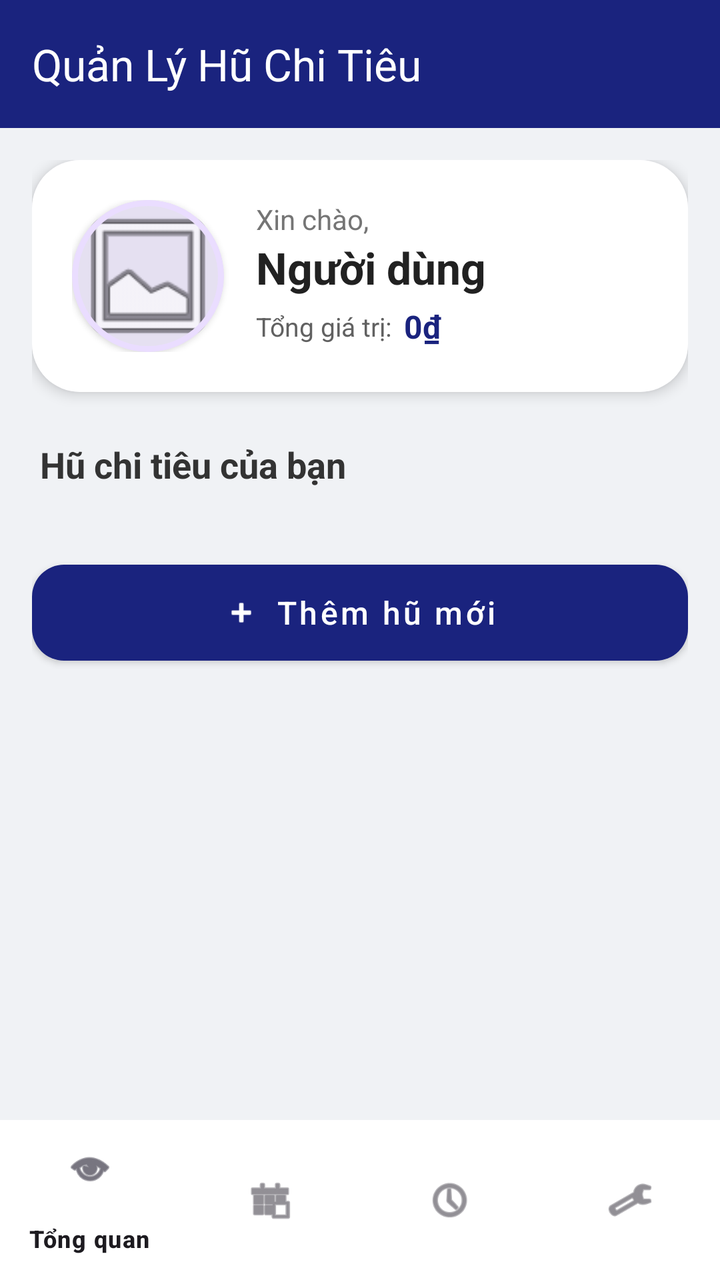
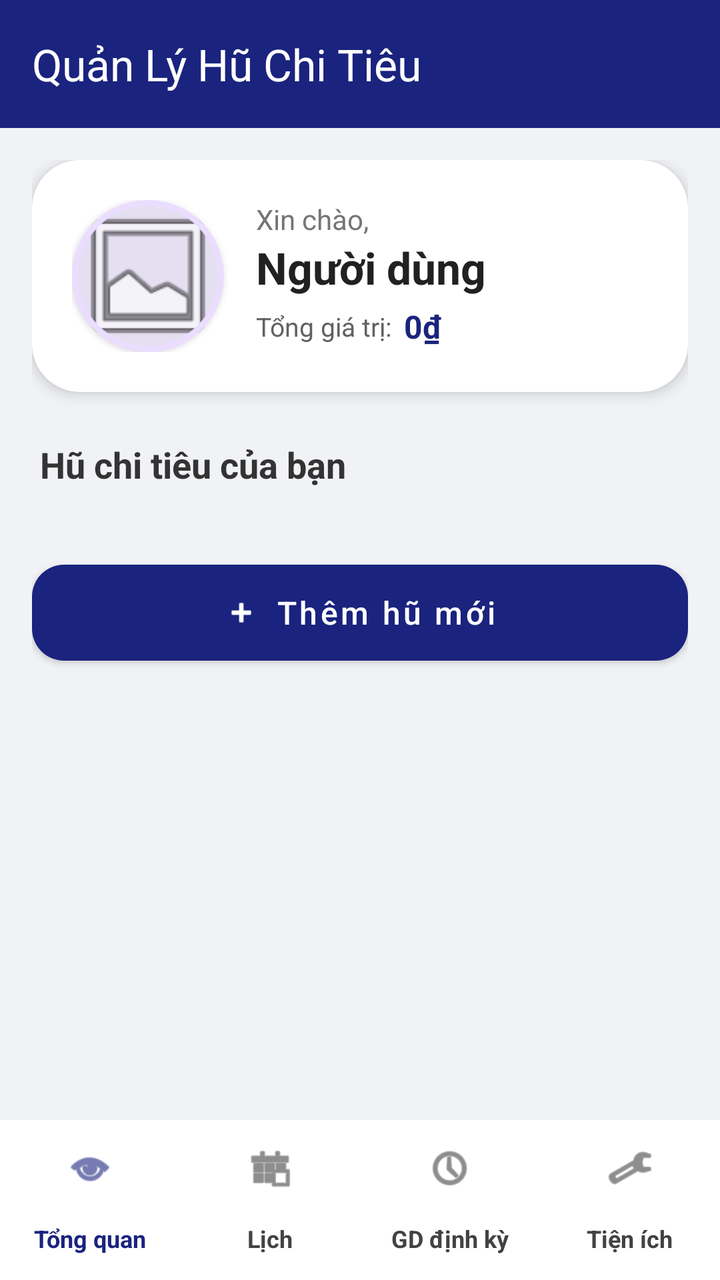

Before-and-after screenshots of an Android layout around one commit, followed by the original layout XML and the change that was made.
<!-- AndroidManifest.xml: application theme Theme.HuChiTieu -->
<!-- res/layout/activity_main.xml -->
<?xml version="1.0" encoding="utf-8"?>
<androidx.coordinatorlayout.widget.CoordinatorLayout xmlns:android="http://schemas.android.com/apk/res/android"
    xmlns:app="http://schemas.android.com/apk/res-auto"
    xmlns:tools="http://schemas.android.com/tools"
    android:id="@+id/main"
    android:layout_width="match_parent"
    android:layout_height="match_parent"
    android:background="#F0F2F5"
    tools:context=".MainActivity">

    <com.google.android.material.appbar.AppBarLayout
        android:layout_width="match_parent"
        android:layout_height="wrap_content"
        android:background="@android:color/transparent"
        app:elevation="0dp">

        <androidx.appcompat.widget.Toolbar
            android:id="@+id/toolbar"
            android:layout_width="match_parent"
            android:layout_height="?attr/actionBarSize"
            android:background="?attr/colorPrimary"
            app:title="Quản Lý Hũ Chi Tiêu"
            app:titleTextColor="@color/white" />

    </com.google.android.material.appbar.AppBarLayout>

    <androidx.core.widget.NestedScrollView
        android:layout_width="match_parent"
        android:layout_height="match_parent"
        android:paddingBottom="80dp"
        android:clipToPadding="false"
        app:layout_behavior="@string/appbar_scrolling_view_behavior">

        <LinearLayout
            android:layout_width="match_parent"
            android:layout_height="wrap_content"
            android:orientation="vertical"
            android:padding="16dp">

            
            <com.google.android.material.card.MaterialCardView
                android:layout_width="match_parent"
                android:layout_height="wrap_content"
                android:layout_marginBottom="24dp"
                app:cardCornerRadius="24dp"
                app:cardElevation="4dp"
                app:strokeWidth="0dp">

                <androidx.constraintlayout.widget.ConstraintLayout
                    android:layout_width="match_parent"
                    android:layout_height="wrap_content"
                    android:padding="20dp"
                    android:background="@color/white">

                    
                    <com.google.android.material.card.MaterialCardView
                        android:id="@+id/cardAvatar"
                        android:layout_width="76dp"
                        android:layout_height="76dp"
                        app:cardCornerRadius="38dp"
                        app:cardElevation="2dp"
                        app:strokeWidth="3dp"
                        app:strokeColor="?attr/colorPrimaryContainer"
                        app:layout_constraintStart_toStartOf="parent"
                        app:layout_constraintTop_toTopOf="parent"
                        app:layout_constraintBottom_toBottomOf="parent"
                        android:clickable="true"
                        android:focusable="true"
                        android:foreground="?attr/selectableItemBackground">

                        <ImageView
                            android:id="@+id/imageViewAvatar"
                            android:layout_width="match_parent"
                            android:layout_height="match_parent"
                            android:contentDescription="Avatar"
                            android:scaleType="centerCrop"
                            android:src="@android:drawable/ic_menu_gallery" />
                    </com.google.android.material.card.MaterialCardView>

                    <TextView
                        android:id="@+id/tvGreeting"
                        android:layout_width="wrap_content"
                        android:layout_height="wrap_content"
                        android:layout_marginStart="16dp"
                        android:text="Xin chào,"
                        android:textColor="#757575"
                        android:textSize="14sp"
                        app:layout_constraintStart_toEndOf="@+id/cardAvatar"
                        app:layout_constraintTop_toTopOf="@+id/cardAvatar" />

                    <TextView
                        android:id="@+id/textViewUserName"
                        android:layout_width="0dp"
                        android:layout_height="wrap_content"
                        android:layout_marginStart="16dp"
                        android:text="Người dùng"
                        android:textColor="#212121"
                        android:textSize="22sp"
                        android:textStyle="bold"
                        app:layout_constraintTop_toBottomOf="@+id/tvGreeting"
                        app:layout_constraintStart_toEndOf="@+id/cardAvatar"
                        app:layout_constraintEnd_toEndOf="parent" />

                    
                    <LinearLayout
                        android:layout_width="0dp"
                        android:layout_height="wrap_content"
                        android:layout_marginStart="16dp"
                        android:layout_marginTop="4dp"
                        android:orientation="horizontal"
                        android:gravity="center_vertical"
                        app:layout_constraintTop_toBottomOf="@+id/textViewUserName"
                        app:layout_constraintStart_toEndOf="@+id/cardAvatar"
                        app:layout_constraintEnd_toEndOf="parent">

                        <TextView
                            android:layout_width="wrap_content"
                            android:layout_height="wrap_content"
                            android:text="Tổng giá trị:"
                            android:textColor="#616161"
                            android:textSize="13sp" />

                        <TextView
                            android:id="@+id/textViewTotalBalance"
                            android:layout_width="wrap_content"
                            android:layout_height="wrap_content"
                            android:layout_marginStart="6dp"
                            android:text="0₫"
                            android:textColor="?attr/colorPrimary"
                            android:textSize="16sp"
                            android:textStyle="bold" />
                    </LinearLayout>

                </androidx.constraintlayout.widget.ConstraintLayout>
            </com.google.android.material.card.MaterialCardView>

            
            <TextView
                android:layout_width="wrap_content"
                android:layout_height="wrap_content"
                android:text="Hũ chi tiêu của bạn"
                android:textSize="18sp"
                android:textStyle="bold"
                android:textColor="#333333"
                android:layout_marginBottom="12dp"
                android:layout_marginStart="4dp"/>

            <androidx.recyclerview.widget.RecyclerView
                android:id="@+id/recyclerViewPots"
                android:layout_width="match_parent"
                android:layout_height="wrap_content"
                android:nestedScrollingEnabled="false"
                tools:listitem="@layout/item_pot" />

            
            <com.google.android.material.button.MaterialButton
                android:id="@+id/btnCreatePot"
                android:layout_width="match_parent"
                android:layout_height="60dp"
                android:layout_marginTop="20dp"
                android:text="Thêm hũ mới"
                android:textSize="16sp"
                android:textAllCaps="false"
                app:cornerRadius="16dp"
                app:icon="@android:drawable/ic_input_add"
                app:iconGravity="textStart"
                style="@style/Widget.MaterialComponents.Button" />

        </LinearLayout>
    </androidx.core.widget.NestedScrollView>

    <com.google.android.material.bottomnavigation.BottomNavigationView
        android:id="@+id/bottom_navigation"
        android:layout_width="match_parent"
        android:layout_height="wrap_content"
        android:layout_gravity="bottom"
        android:background="@color/white"
        app:elevation="16dp"
        app:menu="@menu/bottom_nav_menu" />

</androidx.coordinatorlayout.widget.CoordinatorLayout>
<!-- res/layout/item_pot.xml (included above) -->
<?xml version="1.0" encoding="utf-8"?>
<com.google.android.material.card.MaterialCardView xmlns:android="http://schemas.android.com/apk/res/android"
    xmlns:app="http://schemas.android.com/apk/res-auto"
    xmlns:tools="http://schemas.android.com/tools"
    android:layout_width="match_parent"
    android:layout_height="wrap_content"
    android:layout_marginHorizontal="4dp"
    android:layout_marginVertical="8dp"
    app:cardCornerRadius="20dp"
    app:cardElevation="2dp"
    app:strokeWidth="0dp">

    <androidx.constraintlayout.widget.ConstraintLayout
        android:layout_width="match_parent"
        android:layout_height="wrap_content"
        android:padding="16dp"
        android:background="@color/white">

        
        <View
            android:id="@+id/viewColorTag"
            android:layout_width="4dp"
            android:layout_height="0dp"
            android:background="?attr/colorPrimary"
            app:layout_constraintStart_toStartOf="parent"
            app:layout_constraintTop_toTopOf="@+id/textViewPotName"
            app:layout_constraintBottom_toBottomOf="@+id/textViewPotBalance" />

        <TextView
            android:id="@+id/textViewPotName"
            android:layout_width="0dp"
            android:layout_height="wrap_content"
            android:layout_marginStart="12dp"
            android:text="Tên Hũ"
            android:textColor="#212121"
            android:textSize="17sp"
            android:textStyle="bold"
            app:layout_constraintEnd_toStartOf="@+id/textViewPotPercent"
            app:layout_constraintStart_toEndOf="@id/viewColorTag"
            app:layout_constraintTop_toTopOf="parent" />

        <TextView
            android:id="@+id/textViewPotBalance"
            android:layout_width="0dp"
            android:layout_height="wrap_content"
            android:layout_marginTop="2dp"
            android:text="0₫"
            android:textColor="?attr/colorPrimary"
            android:textSize="15sp"
            android:textStyle="bold"
            app:layout_constraintStart_toStartOf="@+id/textViewPotName"
            app:layout_constraintTop_toBottomOf="@+id/textViewPotName" />

        <TextView
            android:id="@+id/textViewPotPercent"
            android:layout_width="wrap_content"
            android:layout_height="wrap_content"
            android:text="0%"
            android:textColor="#757575"
            android:textSize="13sp"
            android:textStyle="bold"
            app:layout_constraintBottom_toBottomOf="@+id/textViewPotName"
            app:layout_constraintEnd_toEndOf="parent"
            app:layout_constraintTop_toTopOf="@+id/textViewPotName" />

        <com.google.android.material.progressindicator.LinearProgressIndicator
            android:id="@+id/progressBarPot"
            android:layout_width="0dp"
            android:layout_height="wrap_content"
            android:layout_marginTop="16dp"
            app:trackThickness="8dp"
            app:trackCornerRadius="4dp"
            app:trackColor="#F0F2F5"
            app:indicatorColor="?attr/colorPrimary"
            android:progress="40"
            app:layout_constraintEnd_toEndOf="parent"
            app:layout_constraintStart_toStartOf="parent"
            app:layout_constraintTop_toBottomOf="@+id/textViewPotBalance"
            app:layout_constraintBottom_toBottomOf="parent" />

    </androidx.constraintlayout.widget.ConstraintLayout>

</com.google.android.material.card.MaterialCardView>
<!-- resources referenced by this layout -->
<resources>
  <color name="white">#FFFFFFFF</color>
  <style name="Theme.HuChiTieu" parent="Base.Theme.HuChiTieu" />
  <style name="Base.Theme.HuChiTieu" parent="Theme.Material3.DayNight.NoActionBar">
          <item name="colorPrimary">#1A237E</item>
      </style>
</resources>

<!-- the commit's change to res/layout/activity_main.xml (unified diff, before → after) -->
@@ -176,6 +176,11 @@
         android:layout_gravity="bottom"
         android:background="@color/white"
         app:elevation="16dp"
+        app:itemIconTint="@color/nav_item_color"
+        app:itemTextColor="@color/nav_item_color"
+        app:itemTextAppearanceActive="@style/BottomNavTextStyle"
+        app:itemTextAppearanceInactive="@style/BottomNavTextStyle"
+        app:labelVisibilityMode="labeled"
         app:menu="@menu/bottom_nav_menu" />
 
 </androidx.coordinatorlayout.widget.CoordinatorLayout>
<!-- resource entries referenced after the edit -->
@@ -1,6 +1,10 @@
 <!-- resources referenced by this layout -->
 <resources>
   <color name="white">#FFFFFFFF</color>
+  <style name="BottomNavTextStyle">
+          <item name="android:textStyle">bold</item>
+          <item name="android:textSize">12sp</item>
+      </style>
   <style name="Theme.HuChiTieu" parent="Base.Theme.HuChiTieu" />
   <style name="Base.Theme.HuChiTieu" parent="Theme.Material3.DayNight.NoActionBar">
           <item name="colorPrimary">#1A237E</item>
